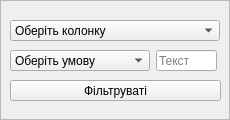
This is src/filterform.ui in MikeostCorp/Gradify as Qt 5 draws it before an edit. The edited form follows.
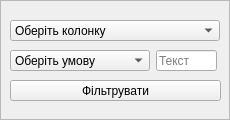
This is the edited form.

The edit to the form file:
```diff
--- a/src/filterform.ui
+++ b/src/filterform.ui
@@ -138,7 +138,7 @@
      </rect>
     </property>
     <property name="text">
-     <string>Фільтруваті</string>
+     <string>Фільтрувати</string>
     </property>
    </widget>
   </widget>
```
Left out of the diff: 2 changed lines with no effect on the pictures.
